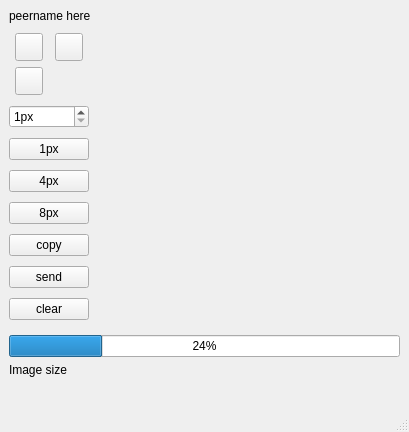
This is gui/paintchatwindow.ui in hunbernd/Retroshare-Paintchat-Plugin as Qt 5 draws it before an edit. The edited form follows.
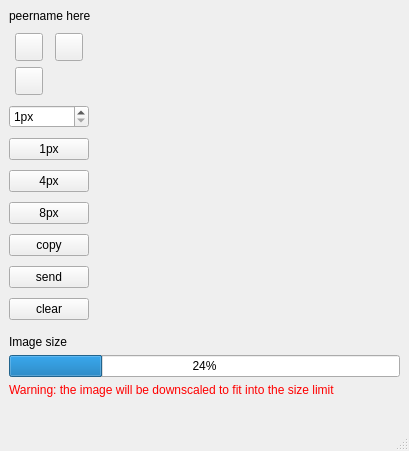
This is the edited form. Icons and pictures are not drawn. Custom widgets are drawn as their Qt base class.

Commit message: Downscale large images automatically

What changed in the file:
```diff
--- a/gui/paintchatwindow.ui
+++ b/gui/paintchatwindow.ui
@@ -7,7 +7,7 @@
     <x>0</x>
     <y>0</y>
     <width>409</width>
-    <height>432</height>
+    <height>451</height>
    </rect>
   </property>
   <property name="windowTitle">
@@ -262,6 +262,13 @@
       </item>
      </layout>
     </item>
+    <item>
+     <widget class="QLabel" name="lblImageSize">
+      <property name="text">
+       <string>Image size</string>
+      </property>
+     </widget>
+    </item>
     <item>
      <widget class="QProgressBar" name="progressBar">
       <property name="value">
@@ -270,9 +277,12 @@
      </widget>
     </item>
     <item>
-     <widget class="QLabel" name="label_2">
+     <widget class="QLabel" name="lblWarning">
+      <property name="styleSheet">
+       <string notr="true">color: rgb(255, 0, 0);</string>
+      </property>
       <property name="text">
-       <string>Image size</string>
+       <string>Warning: the image will be downscaled to fit into the size limit</string>
       </property>
      </widget>
     </item>
```
The commit also changes 2 other files.
